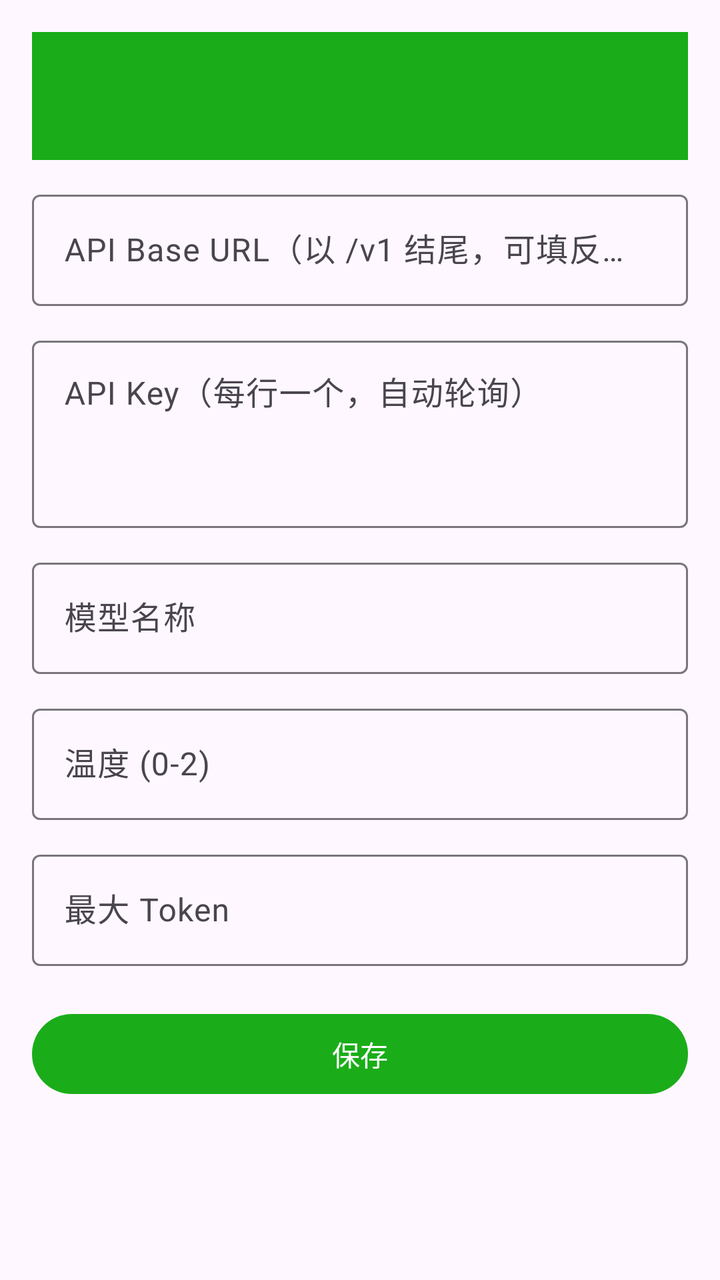
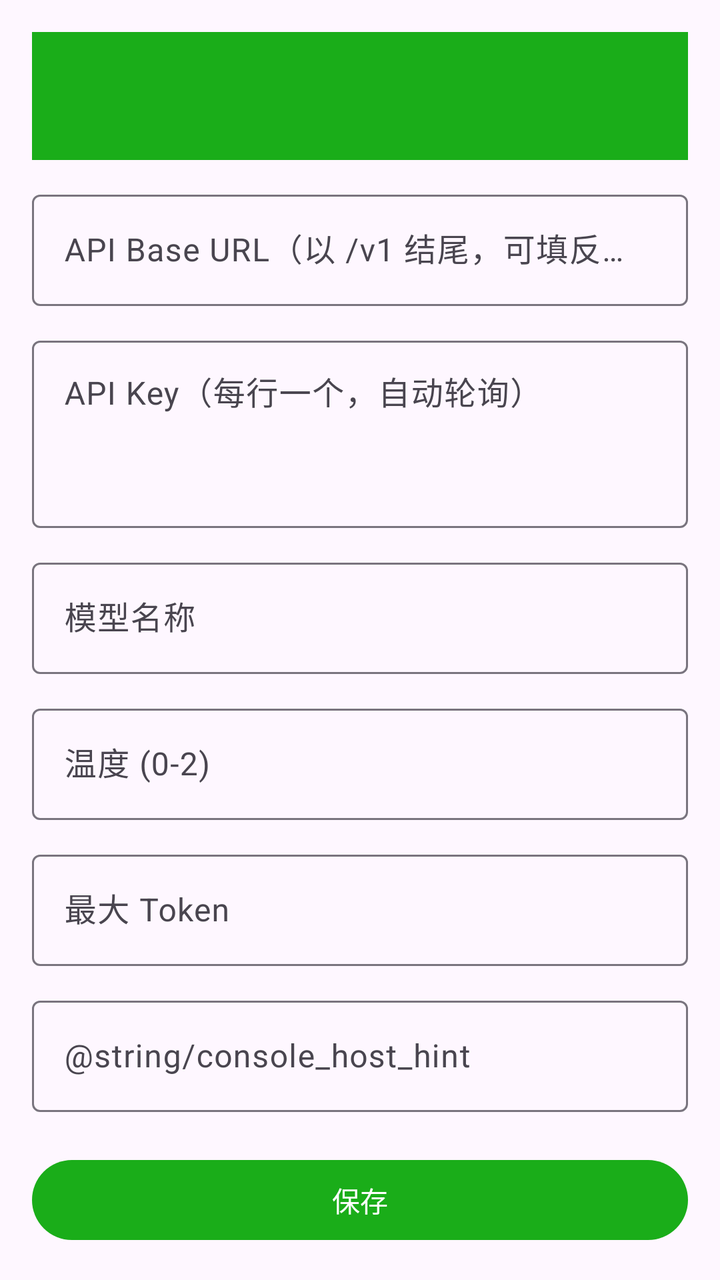

An Android layout rendered at two revisions. The XML below is the earlier revision; the diff shows what the commit changed to produce the second picture.
<!-- AndroidManifest.xml: application theme Theme.Moma -->
<!-- res/layout/activity_settings.xml -->
<?xml version="1.0" encoding="utf-8"?>
<LinearLayout xmlns:android="http://schemas.android.com/apk/res/android"
    android:layout_width="match_parent"
    android:layout_height="match_parent"
    android:orientation="vertical"
    android:padding="16dp">

    <com.google.android.material.appbar.MaterialToolbar
        android:id="@+id/toolbar_settings"
        android:layout_width="match_parent"
        android:layout_height="?attr/actionBarSize"
        android:background="?attr/colorPrimary"
        android:elevation="4dp" />

    <com.google.android.material.textfield.TextInputLayout
        android:layout_width="match_parent"
        android:layout_height="wrap_content"
        android:hint="@string/api_base_hint"
        android:layout_marginTop="12dp">
        <com.google.android.material.textfield.TextInputEditText
            android:id="@+id/edit_base_url"
            android:layout_width="match_parent"
            android:layout_height="wrap_content"
            android:inputType="textUri" />
    </com.google.android.material.textfield.TextInputLayout>

    <com.google.android.material.textfield.TextInputLayout
        android:layout_width="match_parent"
        android:layout_height="wrap_content"
        android:hint="@string/api_keys_hint"
        android:layout_marginTop="12dp">
        <com.google.android.material.textfield.TextInputEditText
            android:id="@+id/edit_api_keys"
            android:layout_width="match_parent"
            android:layout_height="wrap_content"
            android:gravity="top"
            android:minLines="3"
            android:inputType="textMultiLine" />
    </com.google.android.material.textfield.TextInputLayout>

    <com.google.android.material.textfield.TextInputLayout
        android:layout_width="match_parent"
        android:layout_height="wrap_content"
        android:hint="@string/model_hint"
        android:layout_marginTop="12dp">
        <com.google.android.material.textfield.TextInputEditText
            android:id="@+id/edit_model"
            android:layout_width="match_parent"
            android:layout_height="wrap_content" />
    </com.google.android.material.textfield.TextInputLayout>

    <com.google.android.material.textfield.TextInputLayout
        android:layout_width="match_parent"
        android:layout_height="wrap_content"
        android:hint="@string/temperature_hint"
        android:layout_marginTop="12dp">
        <com.google.android.material.textfield.TextInputEditText
            android:id="@+id/edit_temperature"
            android:layout_width="match_parent"
            android:layout_height="wrap_content"
            android:inputType="numberDecimal" />
    </com.google.android.material.textfield.TextInputLayout>

    <com.google.android.material.textfield.TextInputLayout
        android:layout_width="match_parent"
        android:layout_height="wrap_content"
        android:hint="@string/max_tokens_hint"
        android:layout_marginTop="12dp">
        <com.google.android.material.textfield.TextInputEditText
            android:id="@+id/edit_max_tokens"
            android:layout_width="match_parent"
            android:layout_height="wrap_content"
            android:inputType="number" />
    </com.google.android.material.textfield.TextInputLayout>

    <Button
        android:id="@+id/btn_save"
        android:layout_width="match_parent"
        android:layout_height="wrap_content"
        android:layout_marginTop="20dp"
        android:text="@string/save" />

</LinearLayout>
<!-- resources referenced by this layout -->
<resources>
  <string name="api_base_hint">API Base URL（以 /v1 结尾，可填反代地址）</string>
  <string name="api_keys_hint">API Key（每行一个，自动轮询）</string>
  <string name="max_tokens_hint">最大 Token</string>
  <string name="model_hint">模型名称</string>
  <string name="save">保存</string>
  <string name="temperature_hint">温度 (0-2)</string>
  <style name="Theme.Moma" parent="Theme.Material3.DayNight.NoActionBar">
          <item name="colorPrimary">@color/green_primary</item>
      </style>
  <color name="green_primary">#1AAD19</color>
</resources>

<!-- the commit's change to res/layout/activity_settings.xml (unified diff, before → after) -->
@@ -73,6 +73,18 @@
             android:inputType="number" />
     </com.google.android.material.textfield.TextInputLayout>
 
+    <com.google.android.material.textfield.TextInputLayout
+        android:layout_width="match_parent"
+        android:layout_height="wrap_content"
+        android:hint="@string/console_host_hint"
+        android:layout_marginTop="12dp">
+        <com.google.android.material.textfield.TextInputEditText
+            android:id="@+id/edit_console_host"
+            android:layout_width="match_parent"
+            android:layout_height="wrap_content"
+            android:inputType="textUri" />
+    </com.google.android.material.textfield.TextInputLayout>
+
     <Button
         android:id="@+id/btn_save"
         android:layout_width="match_parent"
